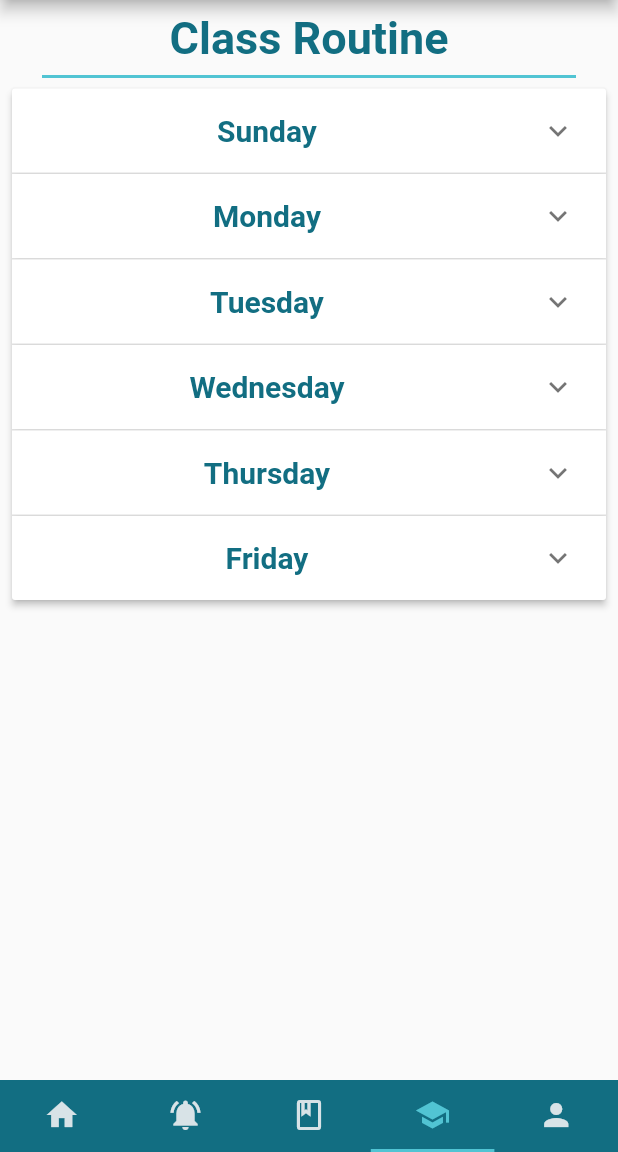
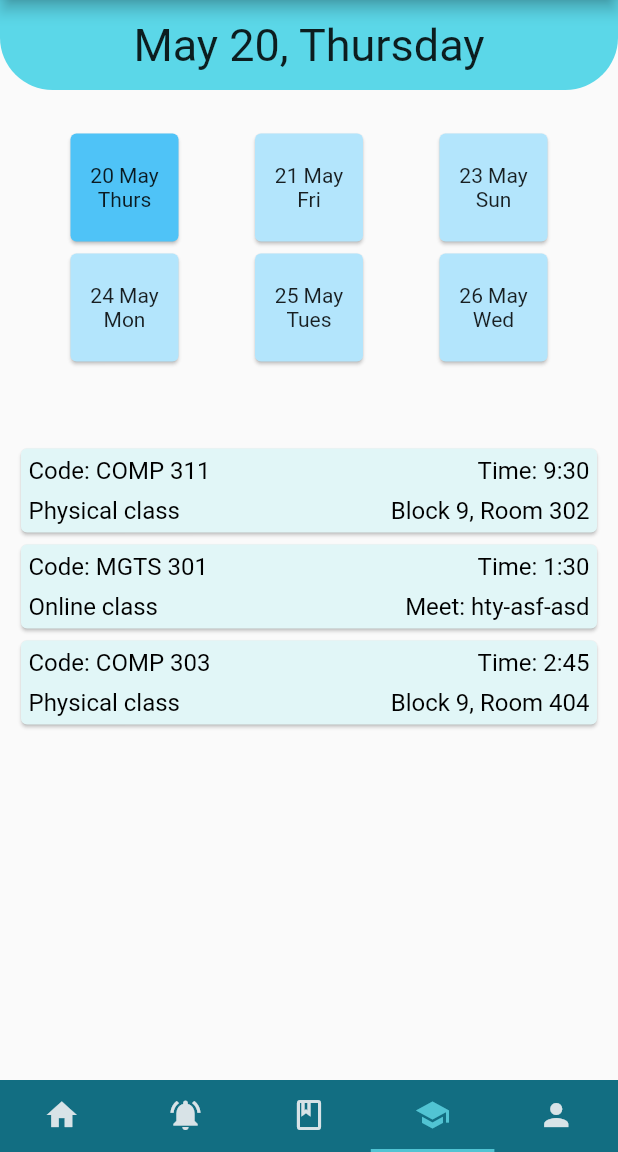
Before and after one commit to IsharMhzn/Hamro-Kakshyaa, a Flutter app: the screen it shows after launch, item 4 of the bottom bar chosen, on a phone screen of 412 x 824 dp, the part 84-1236 px from its top. Run offline on Flutter 3.47's test engine with Material 2 defaults, Android fonts, the phone set to English and light mode, and no system bars.

Commit message:
update routine page

```diff
--- a/flutter/hamro_kakshya/lib/main.dart
+++ b/flutter/hamro_kakshya/lib/main.dart
@@ -1,5 +1,6 @@
 import 'package:flutter/material.dart';
 import 'navbar.dart';
+import 'routine/routinepage.dart';
 
 void main() {
   runApp(MaterialApp(
--- a/flutter/hamro_kakshya/lib/navbar.dart
+++ b/flutter/hamro_kakshya/lib/navbar.dart
@@ -3,7 +3,7 @@ import 'appbar.dart';
 import 'homescreen/homescreen.dart';
 import 'notice.dart';
 import 'profile.dart';
-import 'routine/routine.dart';
+import 'routine/routinepage.dart';
 
 void main() {
   runApp(MaterialApp(
@@ -42,7 +42,7 @@ class NavBar extends StatelessWidget {
                 "Notes Page",
                 style: TextStyle(color: const Color(0xFF132C33), fontSize: 40),
               )),
-              RoutineSec(),
+              RoutinePage(),
               Profile(),
             ],
           )),
--- /dev/null
+++ b/flutter/hamro_kakshya/lib/routine/routinepage.dart
@@ -0,0 +1,127 @@
+import 'package:flutter/material.dart';
+import 'package:flutter/rendering.dart';
+import '../homescreen/routine.dart';
+
+List<Routine> lectures = [
+  Routine(
+    subj: 'COMP 311',
+    place: 'Block 9, Room 302',
+    type: 'Physical',
+    t: Time(hour: 9, min: 30),
+  ),
+  Routine(
+    subj: 'MGTS 301',
+    place: 'Meet: hty-asf-asd',
+    type: 'Online',
+    t: Time(hour: 1, min: 30),
+  ),
+  Routine(
+    subj: 'COMP 303',
+    place: 'Block 9, Room 404',
+    type: 'Physical',
+    t: Time(hour: 2, min: 45),
+  ),
+];
+
+int isActive = 0;
+
+class RoutinePage extends StatefulWidget {
+  @override
+  _RoutinePageState createState() => _RoutinePageState();
+}
+
+class _RoutinePageState extends State<RoutinePage> {
+  @override
+  Widget build(BuildContext context) {
+    var size = MediaQuery.of(context).size;
+
+    return Container(
+      child: Column(
+        children: [
+          Container(
+            height: 60,
+            decoration: BoxDecoration(
+                color: Color(0xff5BD7E8),
+                borderRadius: BorderRadius.only(
+                  bottomLeft: Radius.circular(35),
+                  bottomRight: Radius.circular(35),
+                )),
+            child: Center(
+              child: Text(
+                "May 20, Thursday",
+                style: TextStyle(
+                  fontSize: 30,
+                ),
+              ),
+            ),
+          ),
+          SizedBox(
+            height: 25,
+          ),
+          Column(
+            mainAxisAlignment: MainAxisAlignment.start,
+            crossAxisAlignment: CrossAxisAlignment.center,
+            children: [
+              Row(
+                mainAxisAlignment: MainAxisAlignment.spaceEvenly,
+                crossAxisAlignment: CrossAxisAlignment.center,
+                children: [
+                  daycardbutton("Thurs", "20 May", today: true),
+                  daycardbutton("Fri", "21 May"),
+                  daycardbutton("Sun", "23 May")
+                ],
+              ),
+              Row(
+                mainAxisAlignment: MainAxisAlignment.spaceEvenly,
+                crossAxisAlignment: CrossAxisAlignment.center,
+                children: [
+                  daycardbutton("Mon", "24 May"),
+                  daycardbutton("Tues", "25 May"),
+                  daycardbutton("Wed", "26 May"),
+                ],
+              ),
+            ],
+          ),
+          SizedBox(
+            height: 25,
+          ),
+          Expanded(
+            child: Container(
+              padding: EdgeInsets.fromLTRB(10, 25, 10, 25),
+              decoration: BoxDecoration(
+                borderRadius: BorderRadius.only(
+                  topLeft: Radius.circular(40),
+                  topRight: Radius.circular(40),
+                ),
+              ),
+              child: Column(
+                  children: lectures
+                      .map((lecture) => routineCardGenerator(lecture))
+                      .toList()),
+            ),
+          )
+        ],
+      ),
+    );
+  }
+}
+
+Widget daycardbutton(String day, String date, {bool today = false}) {
+  return Container(
+    height: 80,
+    width: 80,
+    child: Card(
+      color: today ? Colors.lightBlue[300] : Colors.lightBlue[100],
+      child: InkWell(
+        onTap: () {},
+        child: Column(
+          mainAxisAlignment: MainAxisAlignment.center,
+          children: [
+            Text(date),
+            Text(day),
+          ],
+        ),
+      ),
+    ),
+  );
+}
```
